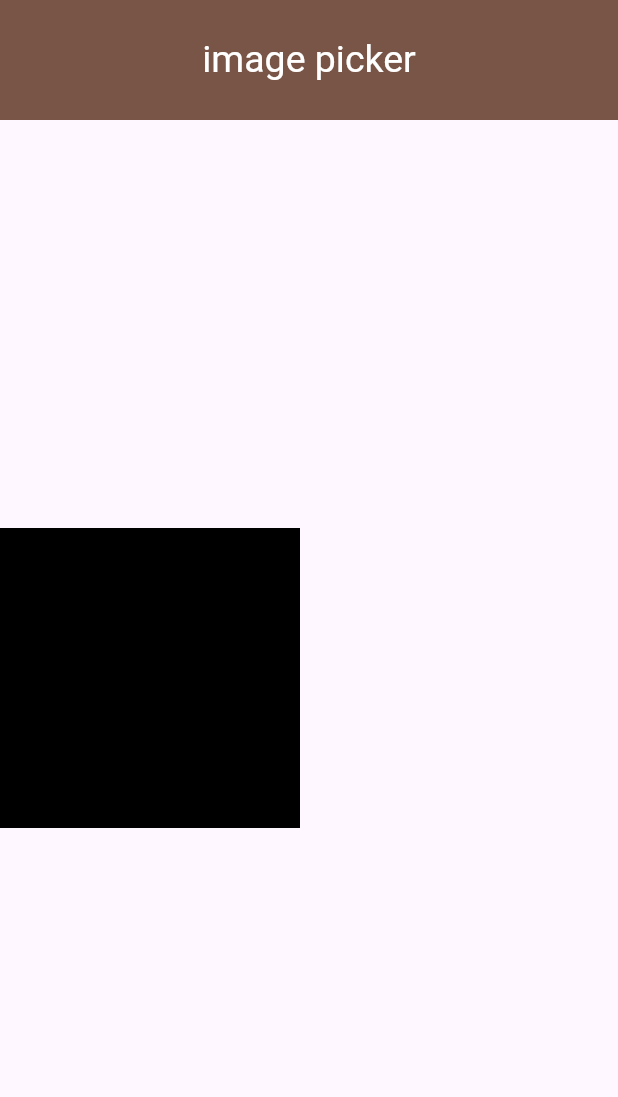
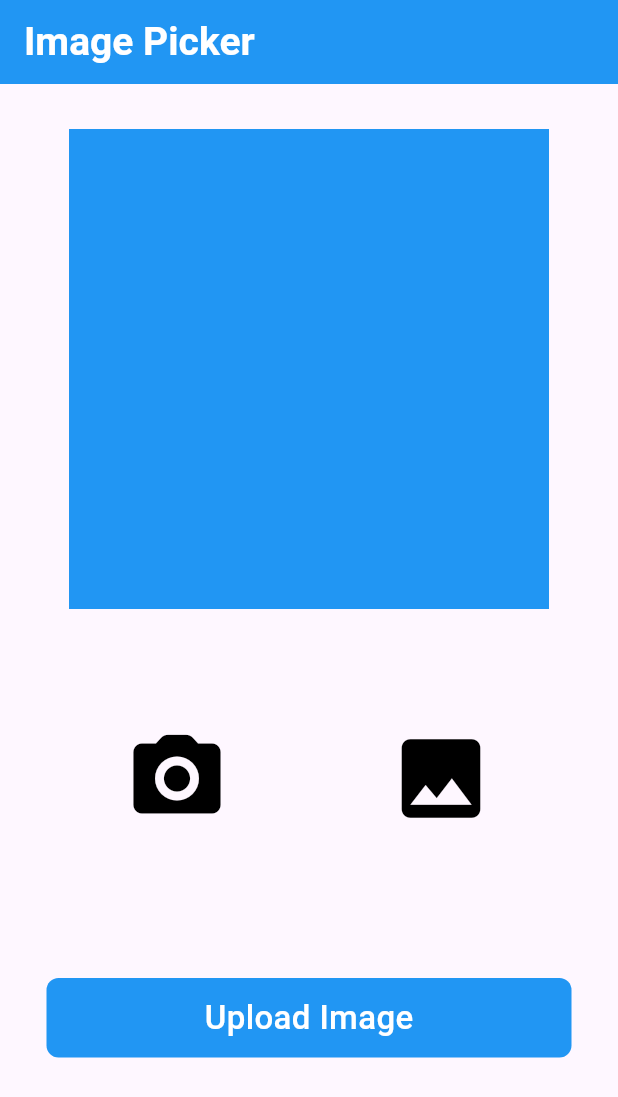
Before and after one commit to Nikks27/resume_app_daily_task, a Flutter app: the screen it shows after launch, on a phone screen of 412 x 824 dp. Shown: the top 1097 px of the screen. Run offline on Flutter 3.47's test engine with Material 3 defaults, Android fonts, the phone set to English and light mode, and no system bars.

Commit message:
09/05/24 gamil Drawer app log in and sign up google web email and password velidation 13/05/24 15/05/24 snackbar
16/05/24 imagepicker

```diff
--- a/lib/utils/Routes.dart
+++ b/lib/utils/Routes.dart
@@ -20,7 +20,7 @@ class gmail extends StatelessWidget {
     return MaterialApp(
       debugShowCheckedModeBanner: false,
       routes: {
-        '/' : (context) => imagepicker(),
+        '/' : (context) => ImagePick(),
       }
     );
   }
--- a/lib/utils/imagepicker/imagepicker.dart
+++ b/lib/utils/imagepicker/imagepicker.dart
@@ -1,38 +1,105 @@
+import 'dart:io';
+
+import 'package:flutter/cupertino.dart';
 import 'package:flutter/material.dart';
 
-class imagepicker extends StatefulWidget {
-  const imagepicker({super.key});
+ImagePicker imagePicker = ImagePicker();
+File? fileImage;
+
+class ImagePick extends StatefulWidget {
+  const ImagePick({super.key});
 
   @override
-  State<imagepicker> createState() => _imagepickerState();
+  State<ImagePick> createState() => _ImagePickState();
 }
 
-class _imagepickerState extends State<imagepicker> {
+class _ImagePickState extends State<ImagePick> {
   @override
   Widget build(BuildContext context) {
-    return SafeArea(
-      child: Scaffold(
+    return Scaffold(
       appBar: AppBar(
-          backgroundColor: Colors.brown,
-          title: const Text(
-            'image picker',
-            style: TextStyle(color: Colors.white, fontSize: 25),
+        backgroundColor: Colors.blue,
+        title: Text(
+          'Image Picker',
+          style: TextStyle(
+              color: Colors.white, fontSize: 26, fontWeight: FontWeight.bold),
         ),
-          centerTitle: true,
-          toolbarHeight: 80,
       ),
       body: Column(
+        children: [
+          Center(
+            child: Container(
+              margin: EdgeInsets.only(top: 30),
+              height: 320,
+              width: 320,
+              decoration: BoxDecoration(
+                color: Colors.blue,
+                image: (fileImage != null)
+                    ? DecorationImage(
+                  fit: BoxFit.cover,
+                  image: FileImage(fileImage!),
+                )
+                    : null,
+              ),
+            ),
+          ),
+          SizedBox(
+            height: 70,
+          ),
+          Row(
             mainAxisAlignment: MainAxisAlignment.center,
             children: [
-            Container(
-              height: 200,
-              width: 200,
-              decoration: BoxDecoration(
-                color: Colors.black
+              IconButton(
+                  onPressed: () async {
+                    XFile? xfileImage =
+                    await imagePicker.pickImage(source: ImageSource.camera);
+                    setState(() {
+                      fileImage = File(xfileImage!.path);
+                    });
+                  },
+                  icon: const Icon(
+                    Icons.camera_alt_rounded,
+                    size: 70,
+                    color: Colors.black,
+                  )),
+              SizedBox(
+                width: 90,
               ),
-            )
+              IconButton(
+                  onPressed: () async {
+                    XFile? xfileImage = await imagePicker.pickImage(
+                        source: ImageSource.gallery);
+                    setState(() {
+                      fileImage = File(xfileImage!.path);
+                    });
+                  },
+                  icon: Icon(
+                    Icons.image,
+                    size: 70,
+                    color: Colors.black,
+                  )),
             ],
           ),
+          SizedBox(
+            height: 90,
+          ),
+          Container(
+            height: 53,
+            width: 350,
+            decoration: BoxDecoration(
+              color: Colors.blue,
+              borderRadius: BorderRadius.circular(8),
+            ),
+            alignment: Alignment.center,
+            child: Text(
+              'Upload Image',
+              style: TextStyle(
+                  color: Colors.white,
+                  fontSize: 22,
+                  fontWeight: FontWeight.w500),
+            ),
+          ),
+        ],
       ),
     );
   }
```
Lines whose indentation alone changed are shown as unchanged.
